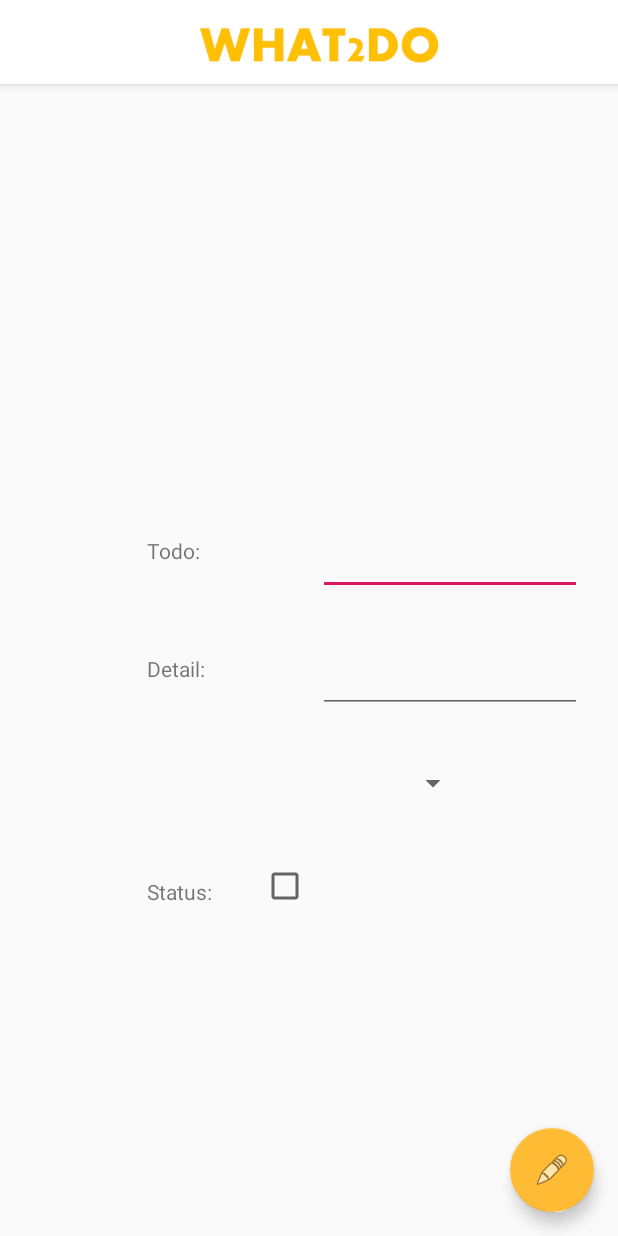
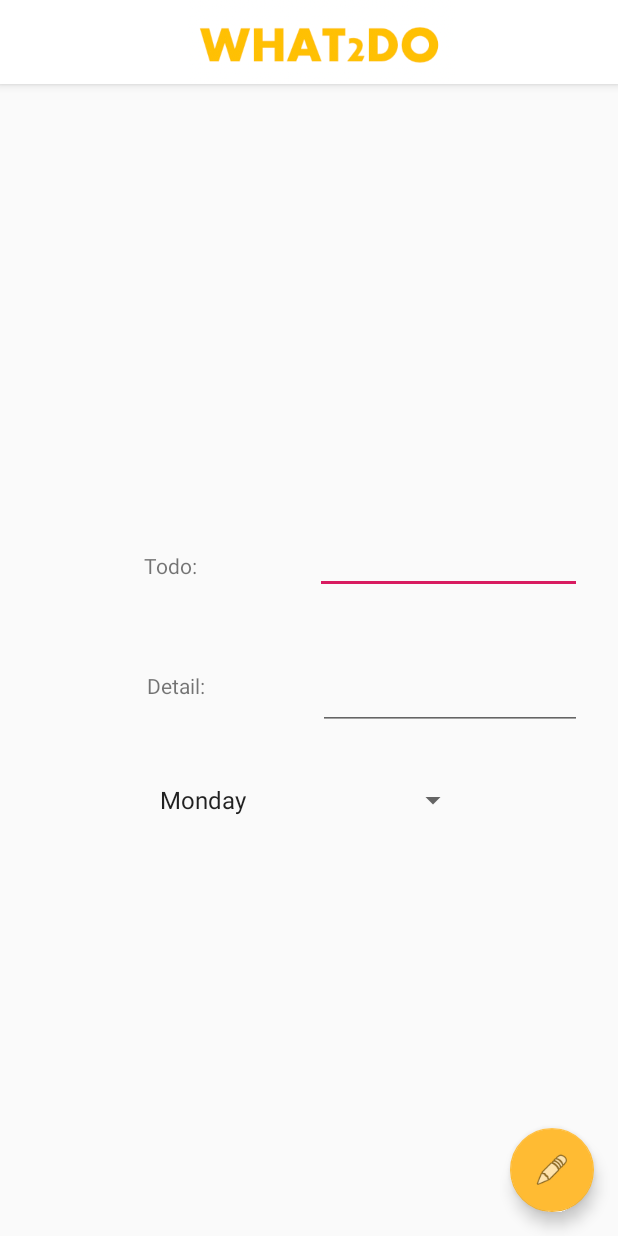
Before and after one commit to LucaTom/AppDev, an Android app: the ToDoEinzelansichtActivity screen opened directly, with no data from a screen before it, on a phone screen of 412 x 824 dp. Run offline under Robolectric (Android 15) with nearby library versions, the phone set to English and light mode, and no system bars.

Commit message:
Todo:
- Filter Funktion
- Checkbox status sichern
- Einzelansicht
- Löschfunktion im Popup window

```diff
--- a/app/src/main/java/com/example/firsttry/MainActivity.java
+++ b/app/src/main/java/com/example/firsttry/MainActivity.java
@@ -43,7 +43,7 @@ public class MainActivity extends AppCompatActivity {
                     finish();
 
                 } else {
-                    Toast.makeText(MainActivity.this, "Sorry, Username or Password are incorrect", Toast.LENGTH_SHORT).show();
+                    Toast.makeText(MainActivity.this, "Sorry, Username or Password is incorrect", Toast.LENGTH_SHORT).show();
                 }
             }
         });
--- a/app/src/main/java/com/example/firsttry/ToDoEinzelansichtActivity.java
+++ b/app/src/main/java/com/example/firsttry/ToDoEinzelansichtActivity.java
@@ -1,7 +1,9 @@
 package com.example.firsttry;
 
+import android.content.Intent;
 import android.os.Bundle;
 
+import com.example.firsttry.serialize.Todo;
 import com.google.android.material.floatingactionbutton.FloatingActionButton;
 import com.google.android.material.snackbar.Snackbar;
 
@@ -12,13 +14,15 @@ import android.view.View;
 import android.widget.CheckBox;
 import android.widget.EditText;
 import android.widget.Spinner;
+import android.widget.TextView;
+
+import org.w3c.dom.Text;
 
 public class ToDoEinzelansichtActivity extends AppCompatActivity {
 
-    private String editName;
-    private String editDetail;
+    private EditText editName;
     private Spinner editDue;
-    private CheckBox editDone;
+
 
     @Override
     protected void onCreate(Bundle savedInstanceState) {
@@ -28,18 +32,39 @@ public class ToDoEinzelansichtActivity extends AppCompatActivity {
         setSupportActionBar(toolbar);
         toolbar.setLogo(R.drawable.logo);
 
-        /*
-        editName = findViewById(R.id.txtDescription).toString();
-        editDetail = findViewById(R.id.txtDescription).toString();
-        editDue = findViewById(R.id.txtDue);
-        editDone = findViewById(R.id.txtStatus);
 
-         */
+        editName =findViewById(R.id.editName);
+        editDue=findViewById(R.id.editDue);
+
+        Intent i = getIntent();
+        String name = i.getStringExtra("description");
+        String due  = i.getStringExtra("due");
+
+        editName.setText(name);
+        //editDue.setText(due);
+
 
         FloatingActionButton fab = findViewById(R.id.fab);
         fab.setOnClickListener(new View.OnClickListener() {
             @Override
             public void onClick(View view) {
+                    switch(view.getId()){
+                        case R.id.fab:
+
+                            String edittodoEntered = editName.getText().toString();
+                            String editduedateEntered = editDue.getSelectedItem().toString();
+
+                            Todo todo = new Todo();
+                            todo.description = edittodoEntered;
+                            todo.due = editduedateEntered;
+
+                            Intent i = new Intent();
+                            i.putExtra("changes", todo);
+                            setResult(RESULT_OK, i);
+                            finish();
+                    }
+
+
                 Snackbar.make(view, "Funktion: Speichern", Snackbar.LENGTH_LONG)
                         .setAction("Action", null).show();
             }
--- a/app/src/main/java/com/example/firsttry/serialize/Todo.java
+++ b/app/src/main/java/com/example/firsttry/serialize/Todo.java
@@ -10,7 +10,7 @@ public final class Todo implements Jsonable, Parcelable {
 
     public String description;
     public String due;
-    public boolean done = false;
+    public boolean done;
 
     public Todo() {
 
--- a/app/src/main/res/layout/content_to_do_einzelansicht.xml
+++ b/app/src/main/res/layout/content_to_do_einzelansicht.xml
@@ -12,8 +12,9 @@
         android:id="@+id/editDue"
         android:layout_width="214dp"
         android:layout_height="29dp"
-        android:layout_marginBottom="48dp"
-        app:layout_constraintBottom_toTopOf="@+id/txtStatus"
+        android:layout_marginBottom="276dp"
+        android:entries="@array/DueDay"
+        app:layout_constraintBottom_toBottomOf="parent"
         app:layout_constraintEnd_toEndOf="parent"
         app:layout_constraintHorizontal_bias="0.497"
         app:layout_constraintStart_toStartOf="parent" />
@@ -29,32 +30,10 @@
         app:layout_constraintHorizontal_bias="0.304"
         app:layout_constraintStart_toStartOf="parent" />
 
-    <TextView
-        android:id="@+id/txtStatus"
-        android:layout_width="wrap_content"
-        android:layout_height="wrap_content"
-        android:layout_marginBottom="220dp"
-        android:text="Status:"
-        app:layout_constraintBottom_toBottomOf="parent"
-        app:layout_constraintEnd_toEndOf="parent"
-        app:layout_constraintHorizontal_bias="0.266"
-        app:layout_constraintStart_toStartOf="parent" />
-
-    <CheckBox
-        android:id="@+id/editDone"
-        android:layout_width="32dp"
-        android:layout_height="42dp"
-        android:layout_marginStart="76dp"
-        android:layout_marginBottom="212dp"
-        app:layout_constraintBottom_toBottomOf="parent"
-        app:layout_constraintEnd_toEndOf="parent"
-        app:layout_constraintHorizontal_bias="0.0"
-        app:layout_constraintStart_toStartOf="@+id/txtStatus" />
-
     <EditText
         android:id="@+id/editName"
-        android:layout_width="176dp"
-        android:layout_height="36dp"
+        android:layout_width="178dp"
+        android:layout_height="49dp"
         android:layout_marginEnd="24dp"
         app:layout_constraintBottom_toTopOf="@+id/editDetail"
         app:layout_constraintEnd_toEndOf="parent"
@@ -64,7 +43,7 @@
     <EditText
         android:id="@+id/editDetail"
         android:layout_width="176dp"
-        android:layout_height="37dp"
+        android:layout_height="51dp"
         android:layout_marginBottom="32dp"
         app:layout_constraintBottom_toTopOf="@+id/editDue"
         app:layout_constraintEnd_toEndOf="parent"
```
Also changed, not shown: app/src/main/java/com/example/firsttry/Popupwindow.java (+7 -8 lines), app/src/main/java/com/example/firsttry/ui/FileReaderAdapter.java (+19 -5 lines), app/src/main/res/layout/content_lvi_todoliste.xml (+5 -5 lines).
